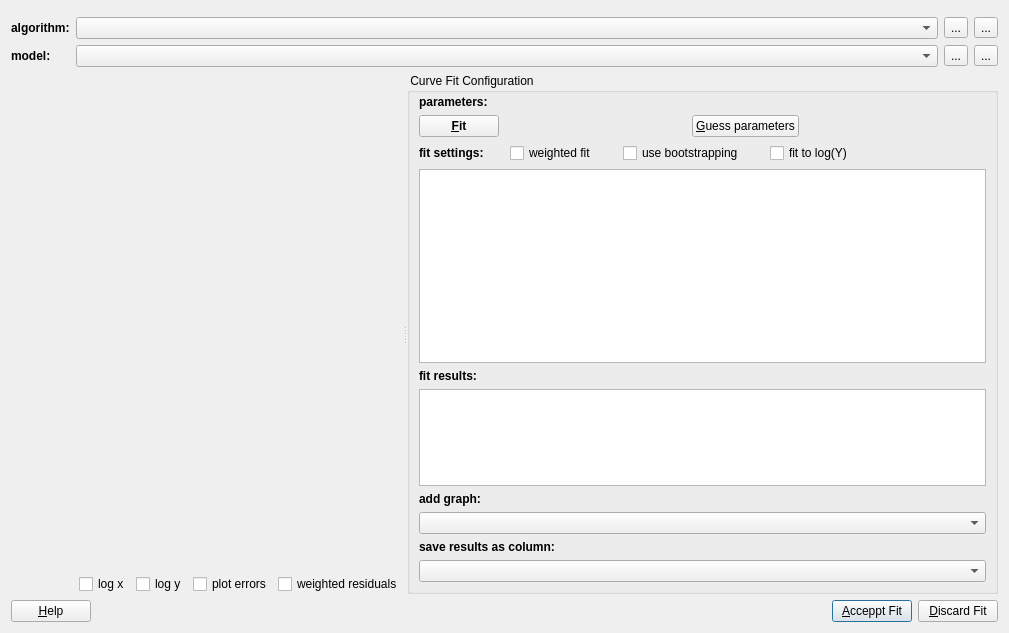
This is plugins/table/qfrdrtablecurvefitdialog.ui in jkriege2/QuickFit3 as Qt 5 draws it before an edit. The edited form follows.
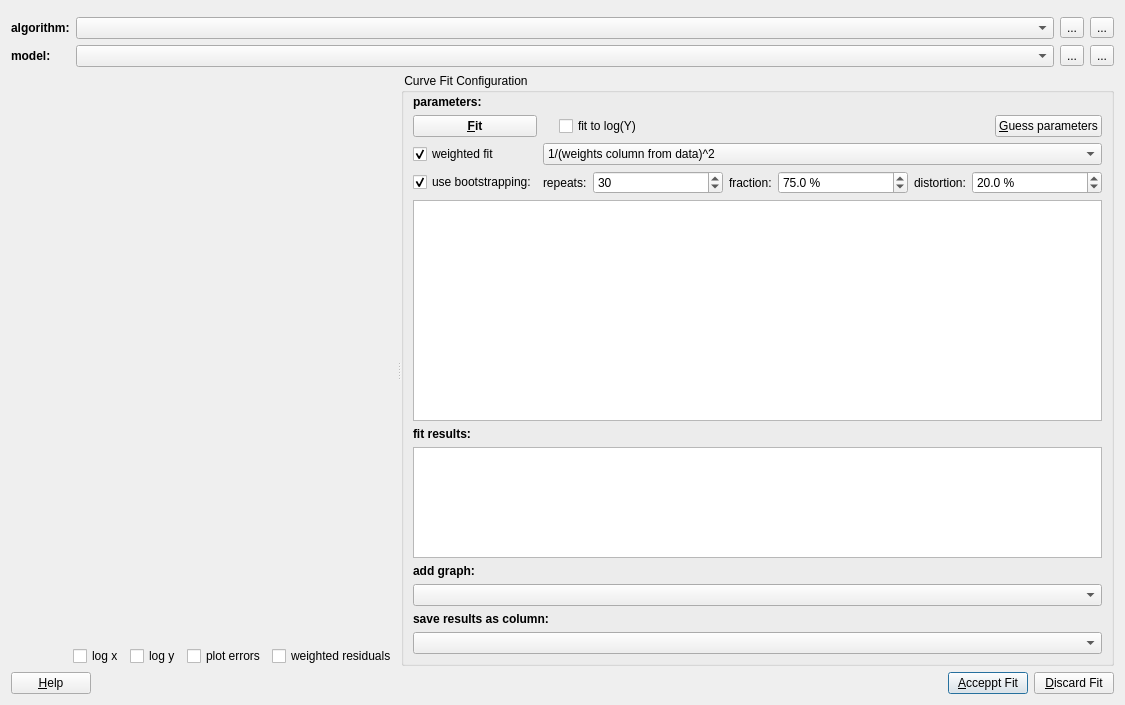
This is the edited form. Icons and pictures are not drawn. Custom widgets are drawn as their Qt base class.

```diff
--- a/plugins/table/qfrdrtablecurvefitdialog.ui
+++ b/plugins/table/qfrdrtablecurvefitdialog.ui
@@ -9,8 +9,8 @@
    <rect>
     <x>0</x>
     <y>0</y>
-    <width>1009</width>
-    <height>633</height>
+    <width>1125</width>
+    <height>705</height>
    </rect>
   </property>
   <property name="windowTitle">
@@ -113,6 +113,12 @@
       <layout class="QVBoxLayout" name="verticalLayout" stretch="3,1,0">
        <item>
         <widget class="QFPlotter" name="pltDistribution" native="true">
+         <property name="sizePolicy">
+          <sizepolicy hsizetype="Expanding" vsizetype="Preferred">
+           <horstretch>0</horstretch>
+           <verstretch>0</verstretch>
+          </sizepolicy>
+         </property>
          <property name="minimumSize">
           <size>
            <width>100</width>
@@ -176,6 +182,12 @@
       </layout>
      </widget>
      <widget class="QGroupBox" name="groupBox">
+      <property name="sizePolicy">
+       <sizepolicy hsizetype="Preferred" vsizetype="Preferred">
+        <horstretch>0</horstretch>
+        <verstretch>0</verstretch>
+       </sizepolicy>
+      </property>
       <property name="title">
        <string> Curve Fit Configuration </string>
       </property>
@@ -207,7 +219,123 @@
        </item>
        <item>
         <layout class="QGridLayout" name="gridLayout_2">
-         <item row="0" column="2">
+         <item row="2" column="1" colspan="5">
+          <widget class="QWidget" name="widBootStrap" native="true">
+           <layout class="QHBoxLayout" name="horizontalLayout_2" stretch="0,1,0,1,0,1">
+            <property name="leftMargin">
+             <number>0</number>
+            </property>
+            <property name="topMargin">
+             <number>0</number>
+            </property>
+            <property name="rightMargin">
+             <number>0</number>
+            </property>
+            <property name="bottomMargin">
+             <number>0</number>
+            </property>
+            <item>
+             <widget class="QLabel" name="label_6">
+              <property name="text">
+               <string>repeats:</string>
+              </property>
+             </widget>
+            </item>
+            <item>
+             <widget class="QSpinBox" name="spinBSRepeats">
+              <property name="minimum">
+               <number>5</number>
+              </property>
+              <property name="maximum">
+               <number>1000</number>
+              </property>
+              <property name="value">
+               <number>30</number>
+              </property>
+             </widget>
+            </item>
+            <item>
+             <widget class="QLabel" name="label_8">
+              <property name="text">
+               <string>fraction:</string>
+              </property>
+             </widget>
+            </item>
+            <item>
+             <widget class="QDoubleSpinBox" name="spinBSFraction">
+              <property name="suffix">
+               <string> %</string>
+              </property>
+              <property name="decimals">
+               <number>1</number>
+              </property>
+              <property name="minimum">
+               <double>0.100000000000000</double>
+              </property>
+              <property name="maximum">
+               <double>100.000000000000000</double>
+              </property>
+              <property name="value">
+               <double>75.000000000000000</double>
+              </property>
+             </widget>
+            </item>
+            <item>
+             <widget class="QLabel" name="label_9">
+              <property name="text">
+               <string>distortion:</string>
+              </property>
+             </widget>
+            </item>
+            <item>
+             <widget class="QDoubleSpinBox" name="spinBSDistortion">
+              <property name="suffix">
+               <string> %</string>
+              </property>
+              <property name="decimals">
+               <number>1</number>
+              </property>
+              <property name="minimum">
+               <double>0.100000000000000</double>
+              </property>
+              <property name="maximum">
+               <double>1000.000000000000000</double>
+              </property>
+              <property name="value">
+               <double>20.000000000000000</double>
+              </property>
+             </widget>
+            </item>
+           </layout>
+          </widget>
+         </item>
+         <item row="0" column="1">
+          <spacer name="horizontalSpacer_5">
+           <property name="orientation">
+            <enum>Qt::Horizontal</enum>
+           </property>
+           <property name="sizeType">
+            <enum>QSizePolicy::Fixed</enum>
+           </property>
+           <property name="sizeHint" stdset="0">
+            <size>
+             <width>10</width>
+             <height>20</height>
+            </size>
+           </property>
+          </spacer>
+         </item>
+         <item row="2" column="0">
+          <widget class="QCheckBox" name="chkBootstrap">
+           <property name="text">
+            <string>use bootstrapping:</string>
+           </property>
+           <property name="checked">
+            <bool>true</bool>
+           </property>
+          </widget>
+         </item>
+         <item row="0" column="5">
           <widget class="QPushButton" name="btnGuess">
            <property name="text">
             <string>&amp;Guess parameters</string>
@@ -231,20 +359,7 @@
            </property>
           </widget>
          </item>
-         <item row="0" column="3">
-          <spacer name="horizontalSpacer">
-           <property name="orientation">
-            <enum>Qt::Horizontal</enum>
-           </property>
-           <property name="sizeHint" stdset="0">
-            <size>
-             <width>40</width>
-             <height>20</height>
-            </size>
-           </property>
-          </spacer>
-         </item>
-         <item row="0" column="1">
+         <item row="0" column="4">
           <spacer name="horizontalSpacer_3">
            <property name="orientation">
             <enum>Qt::Horizontal</enum>
@@ -257,101 +372,44 @@
            </property>
           </spacer>
          </item>
-         <item row="1" column="0" colspan="4">
-          <layout class="QGridLayout" name="gridLayout_3">
-           <item row="0" column="6">
-            <widget class="QCheckBox" name="chkFitLogY">
-             <property name="toolTip">
-              <string>if this is checked, the fit fits to the logarithmized Y-data, which can improve fits to fit functions that span several orders of magnitude on the y-axis.</string>
-             </property>
-             <property name="text">
-              <string>fit to log(Y)</string>
-             </property>
-            </widget>
+         <item row="1" column="0">
+          <widget class="QCheckBox" name="chkWeighted">
+           <property name="text">
+            <string>weighted fit</string>
+           </property>
+           <property name="checked">
+            <bool>true</bool>
+           </property>
+          </widget>
+         </item>
+         <item row="0" column="2" colspan="2">
+          <widget class="QCheckBox" name="chkFitLogY">
+           <property name="toolTip">
+            <string>if this is checked, the fit fits to the logarithmized Y-data, which can improve fits to fit functions that span several orders of magnitude on the y-axis.</string>
+           </property>
+           <property name="text">
+            <string>fit to log(Y)</string>
+           </property>
+          </widget>
+         </item>
+         <item row="1" column="1" colspan="5">
+          <widget class="QComboBox" name="cmbWeightOptions">
+           <item>
+            <property name="text">
+             <string>1/(weights column from data)^2</string>
+            </property>
            </item>
-           <item row="0" column="7">
-            <spacer name="horizontalSpacer_4">
-             <property name="orientation">
-              <enum>Qt::Horizontal</enum>
-             </property>
-             <property name="sizeHint" stdset="0">
-              <size>
-               <width>40</width>
-               <height>20</height>
-              </size>
-             </property>
-            </spacer>
+           <item>
+            <property name="text">
+             <string>statistical: (Y_i-M(X_i))/|Y_i|</string>
+            </property>
            </item>
-           <item row="0" column="1">
-            <spacer name="horizontalSpacer_6">
-             <property name="orientation">
-              <enum>Qt::Horizontal</enum>
-             </property>
-             <property name="sizeType">
-              <enum>QSizePolicy::Fixed</enum>
-             </property>
-             <property name="sizeHint" stdset="0">
-              <size>
-               <width>20</width>
-               <height>20</height>
-              </size>
-             </property>
-            </spacer>
+           <item>
+            <property name="text">
+             <string>variance: (Y_i-M(X_i))/|Y_i|^2</string>
+            </property>
            </item>
-           <item row="0" column="0">
-            <widget class="QLabel" name="label_6">
-             <property name="text">
-              <string>&lt;b&gt;fit settings:&lt;/b&gt;</string>
-             </property>
-            </widget>
-           </item>
-           <item row="0" column="3">
-            <spacer name="horizontalSpacer_5">
-             <property name="orientation">
-              <enum>Qt::Horizontal</enum>
-             </property>
-             <property name="sizeType">
-              <enum>QSizePolicy::Fixed</enum>
-             </property>
-             <property name="sizeHint" stdset="0">
-              <size>
-               <width>20</width>
-               <height>20</height>
-              </size>
-             </property>
-            </spacer>
-           </item>
-           <item row="0" column="2">
-            <widget class="QCheckBox" name="chkWeighted">
-             <property name="text">
-              <string>weighted fit</string>
-             </property>
-            </widget>
-           </item>
-           <item row="0" column="4">
-            <widget class="QCheckBox" name="chkBootstrap">
-             <property name="text">
-              <string>use bootstrapping</string>
-             </property>
-            </widget>
-           </item>
-           <item row="0" column="5">
-            <spacer name="horizontalSpacer_7">
-             <property name="orientation">
-              <enum>Qt::Horizontal</enum>
-             </property>
-             <property name="sizeType">
-              <enum>QSizePolicy::Fixed</enum>
-             </property>
-             <property name="sizeHint" stdset="0">
-              <size>
-               <width>20</width>
-               <height>20</height>
-              </size>
-             </property>
-            </spacer>
-           </item>
-          </layout>
+          </widget>
          </item>
         </layout>
        </item>
```
Left out of the diff: 46 changed lines with no effect on the pictures.
